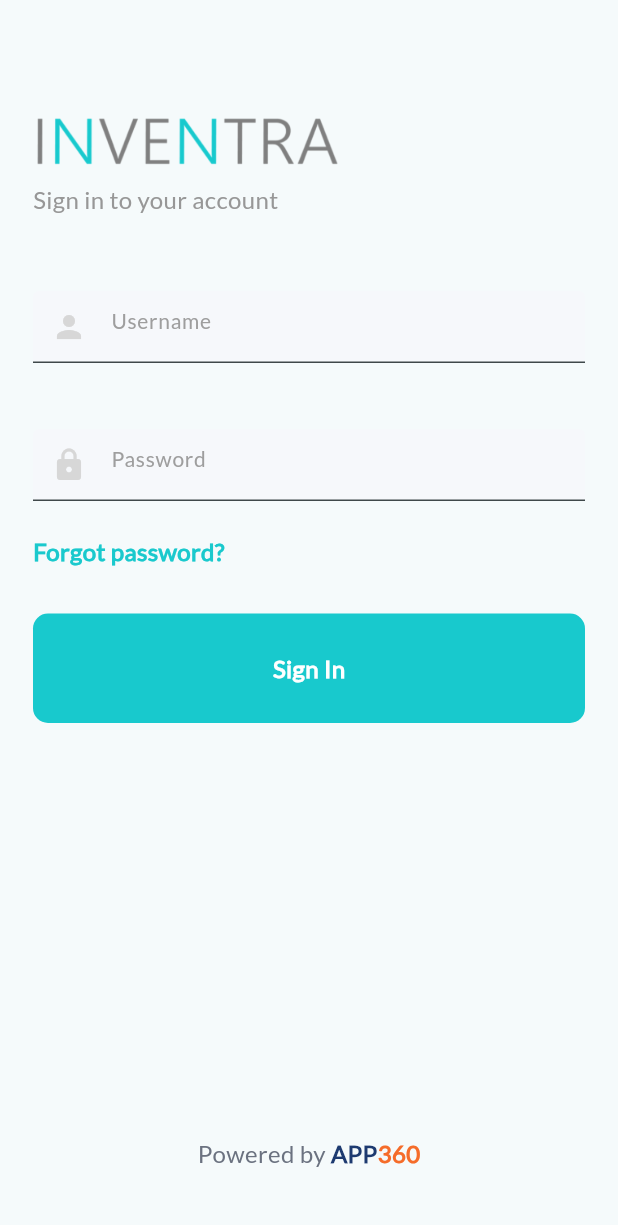
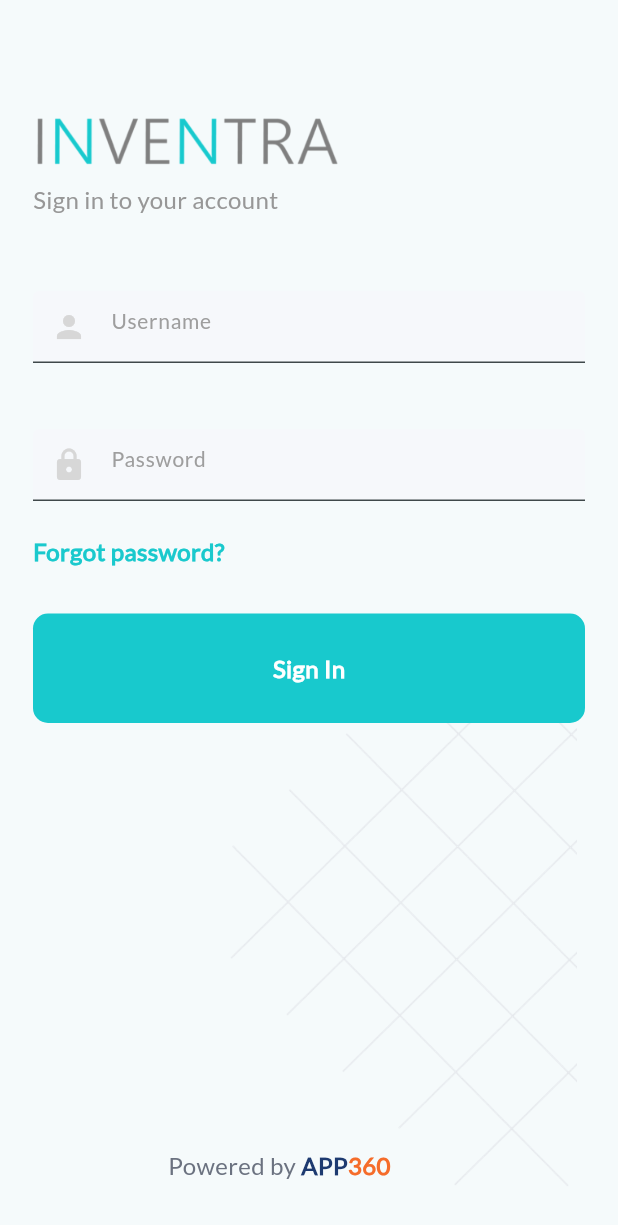
Before and after one commit to sarasiyashodha/Inventra_App, a Flutter app: the screen it shows after launch, on a phone screen of 412 x 824 dp. Shown: the top 1225 px of the screen. Run offline on Flutter 3.47's test engine with Material 2 defaults, Android fonts, the phone set to English and light mode, and no system bars.

Commit message:
Edited background image of signin page

```diff
--- a/lib/screens/signin_page.dart
+++ b/lib/screens/signin_page.dart
@@ -42,7 +42,24 @@
   @override
   Widget build(BuildContext context) {
     return Scaffold(
-      body: Padding(
+
+      body: Stack(
+        children: [
+          Positioned(
+            top: 450,
+            left: 0,
+            right: -90,
+            child: Transform.rotate(
+              angle: 3.14,
+              child: Image.asset(
+                'images/background.png',
+                width: 377.0,
+                height: 378.0,
+              ),
+            ),
+          ),
+          Center(
+            child: Padding(
               padding: const EdgeInsets.all(22.0),
 
               child: Column(
@@ -109,14 +126,19 @@
                       ),
                     ),
                   ),
-             SizedBox(
-               height: 275.0,
-             ),
-             BottomLine(),
+
+
                 ],
               ),
 
             ),
+          ),
+          Positioned(
+            top: 765,
+              left: 112,
+              child: BottomLine()),
+        ],
+      ),
     );
   }
 }
```
Lines whose indentation alone changed are shown as unchanged.
